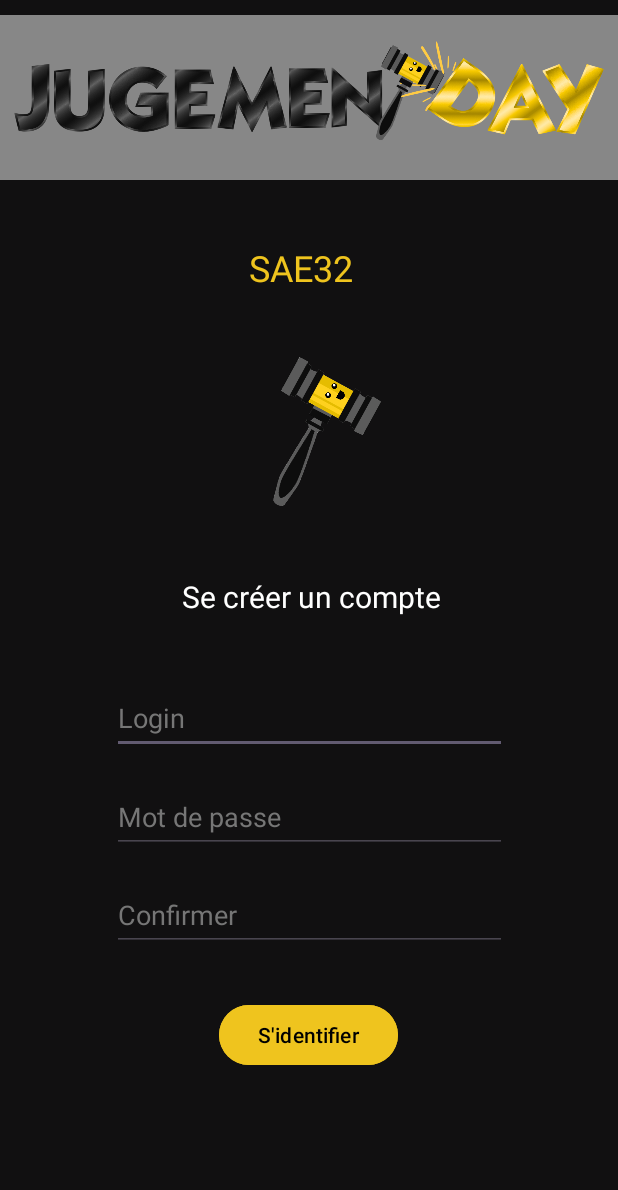
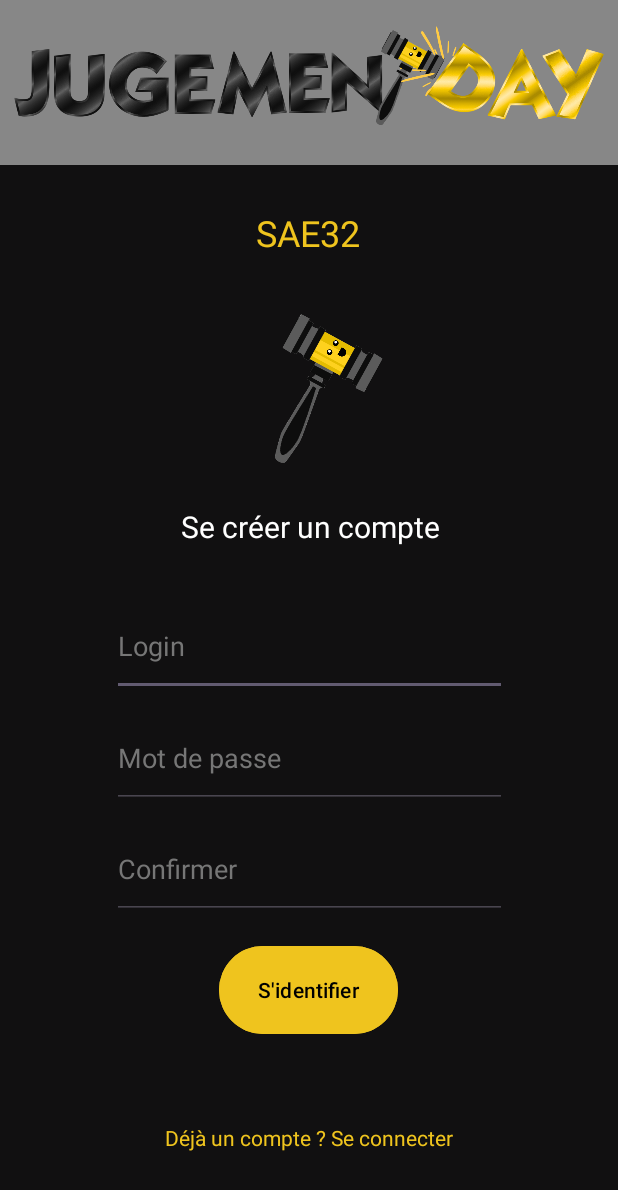
Before and after one commit to xKayato/SAE32_Android, an Android app: the CreateAccountActivity screen opened directly, with no data from a screen before it, after a tap on an icon or button, on a phone screen of 412 x 824 dp. Shown: the top 1190 px of the screen. Run offline under Robolectric (Android 15) with nearby library versions, the phone set to English and light mode, and no system bars.

Commit message:
Fix et ajout mineur
Fix pour les logins déjà utilisés, si 2 personnes le créait en meme temps ça buggait

Ajout : un bouton pour retourner sur la page de login quand on est sur la page de création de compte

```diff
--- a/app/src/main/java/fr/unice/jugementday/CreateAccountActivity.java
+++ b/app/src/main/java/fr/unice/jugementday/CreateAccountActivity.java
@@ -4,6 +4,7 @@ import android.content.Intent;
 import android.os.Bundle;
 import android.widget.Button;
 import android.widget.EditText;
+import android.widget.TextView;
 import android.widget.Toast;
 
 import androidx.appcompat.app.AppCompatActivity;
@@ -12,6 +13,7 @@ import org.json.JSONArray;
 import org.json.JSONObject;
 
 import fr.unice.jugementday.service.JsonStock;
+import fr.unice.jugementday.service.UrlReader;
 import fr.unice.jugementday.service.UrlSend;
 import fr.unice.jugementday.service.UserSessionManager;
 
@@ -63,6 +65,12 @@ public class CreateAccountActivity extends AppCompatActivity {
 
         // Gestion de l'événement pour le bouton d'inscription
         registerButton.setOnClickListener(v -> registerUser());
+
+        TextView alreadyAccount = findViewById(R.id.loginAccountButton);
+        alreadyAccount.setOnClickListener(v -> {
+            // Rediriger vers l'activité de création de compte
+            startActivity(new Intent(this, LoginActivity.class));
+        });
     }
 
     /**
@@ -73,16 +81,12 @@ public class CreateAccountActivity extends AppCompatActivity {
         String loginText = loginField.getText().toString().trim();
         String passwordText = passwordField.getText().toString().trim();
         String confirmPasswordText = passwordFieldConfirm.getText().toString().trim();
-        boolean exist = false;
 
-        try {
-            // Vérification si le login existe déjà
-            exist = checkIfLoginExists(loginText);
-        } catch (Exception e) {
-            e.printStackTrace();
-        }
+        // Vérification si le login existe déjà dans la base de données
+        new Thread(() -> {
+            boolean exist = checkIfLoginExistsInDatabase(loginText);
 
-        // Si le login n'existe pas
+            runOnUiThread(() -> {
                 if (!exist) {
                     // Vérification des champs et des conditions de validité
                     if (validateFields(loginText, passwordText, confirmPasswordText)) {
@@ -95,36 +99,29 @@ public class CreateAccountActivity extends AppCompatActivity {
                         }
                     }
                 }
+            });
+        }).start();
     }
 
-    private void showToast(int messageId) {
-        Toast.makeText(this, getString(messageId), Toast.LENGTH_SHORT).show();
-    }
-
-
     /**
-     * Vérifie si le login existe déjà parmi les utilisateurs existants.
+     * Vérifie si le login existe déjà dans la base de données.
      * @param loginText Le login à vérifier.
      * @return true si le login existe déjà, false sinon.
      */
-    private boolean checkIfLoginExists(String loginText) {
-        boolean exists = false;
+    private boolean checkIfLoginExistsInDatabase(String loginText) {
         try {
-            JSONArray jsonArray = new JSONArray(People);
-            for (int i = 0; i < jsonArray.length(); i++) {
-                JSONObject jsonObject = jsonArray.getJSONObject(i);
-                String loginPeople = jsonObject.getString("login");
-                if (loginPeople.equalsIgnoreCase(loginText)) {
+            String url = "&table=User&login=" + loginText;
+            String result = new UrlReader().fetchData(url); // Appel au serveur pour vérifier
+
+            if (result.contains("login")) {
                 showToast(R.string.login_already_exists_error);
-                    clearFields();  // Vider les champs en cas d'erreur
-                    exists = true;
-                    break;
-                }
+                runOnUiThread(this::clearFields); // Vider les champs si le login existe
+                return true;
             }
         } catch (Exception e) {
             e.printStackTrace();
         }
-        return exists;
+        return false;
     }
 
     /**
@@ -135,6 +132,17 @@ public class CreateAccountActivity extends AppCompatActivity {
         passwordField.setText("");
         passwordFieldConfirm.setText("");
     }
+
+    /**
+     * Affiche un message Toast.
+     * @param messageId L'ID de la ressource du message.
+     */
+    private void showToast(int messageId) {
+        runOnUiThread(() ->
+                Toast.makeText(this, getString(messageId), Toast.LENGTH_SHORT).show()
+        );
+    }
+
 
     /**
      * Valide les champs du formulaire : login, mot de passe et confirmation.
--- a/app/src/main/res/layout/activity_create_account.xml
+++ b/app/src/main/res/layout/activity_create_account.xml
@@ -18,19 +18,21 @@
         android:background="@color/logobackground"
         android:contentDescription="@string/logo"
         android:scaleType="centerCrop"
-        app:layout_constraintBottom_toTopOf="@+id/projectText"
+        app:layout_constraintBottom_toBottomOf="parent"
         app:layout_constraintEnd_toEndOf="parent"
         app:layout_constraintHorizontal_bias="1.0"
         app:layout_constraintStart_toStartOf="parent"
         app:layout_constraintTop_toTopOf="parent"
+        app:layout_constraintVertical_bias="0.0"
         app:srcCompat="@drawable/logo" />
 
     <TextView
         android:id="@+id/projectText"
-        android:layout_width="78dp"
-        android:layout_height="33dp"
-        android:layout_marginTop="32dp"
+        android:layout_width="102dp"
+        android:layout_height="42dp"
+        android:layout_marginTop="24dp"
         android:layout_marginBottom="16dp"
+        android:gravity="center"
         android:text="SAE32"
         android:textColor="@color/secondary_text"
         android:textSize="24sp"
@@ -40,12 +42,26 @@
         app:layout_constraintStart_toStartOf="parent"
         app:layout_constraintTop_toBottomOf="@+id/logoPicture2" />
 
+
+    <TextView
+        android:id="@+id/loginAccountButton"
+        android:layout_width="215dp"
+        android:layout_height="0dp"
+        android:layout_marginTop="16dp"
+        android:layout_marginBottom="32dp"
+        android:gravity="center"
+        android:text="@string/already"
+        android:textColor="@color/secondary_text"
+        app:layout_constraintBottom_toBottomOf="parent"
+        app:layout_constraintEnd_toEndOf="parent"
+        app:layout_constraintStart_toStartOf="parent"
+        app:layout_constraintTop_toBottomOf="@+id/registerButton" />
+
     <ImageView
         android:id="@+id/imageView"
-        android:layout_width="178dp"
+        android:layout_width="0dp"
         android:layout_height="129dp"
         android:layout_marginTop="8dp"
-        android:layout_marginBottom="8dp"
         app:layout_constraintBottom_toTopOf="@+id/createAccountText"
         app:layout_constraintEnd_toEndOf="parent"
         app:layout_constraintHorizontal_bias="0.497"
@@ -55,10 +71,10 @@
 
     <TextView
         android:id="@+id/createAccountText"
-        android:layout_width="wrap_content"
-        android:layout_height="wrap_content"
-        android:layout_marginTop="8dp"
+        android:layout_width="286dp"
+        android:layout_height="44dp"
         android:layout_marginBottom="8dp"
+        android:gravity="center"
         android:text="Se créer un compte"
         android:textColor="@color/primary_text"
         android:textSize="20sp"
@@ -71,8 +87,8 @@
     <EditText
         android:id="@+id/loginFieldButton"
         android:layout_width="263dp"
-        android:layout_height="48dp"
-        android:layout_marginTop="25dp"
+        android:layout_height="0dp"
+        android:layout_marginTop="16dp"
         android:layout_marginBottom="8dp"
         android:ems="10"
         android:hint="@string/loginText"
@@ -87,7 +103,7 @@
     <EditText
         android:id="@+id/passwordFieldButton"
         android:layout_width="263dp"
-        android:layout_height="48dp"
+        android:layout_height="0dp"
         android:layout_marginBottom="8dp"
         android:ems="10"
         android:hint="@string/passwordText"
@@ -102,8 +118,8 @@
     <EditText
         android:id="@+id/passwordFieldConfirmButton"
         android:layout_width="263dp"
-        android:layout_height="48dp"
-        android:layout_marginBottom="16dp"
+        android:layout_height="0dp"
+        android:layout_marginBottom="8dp"
         android:ems="10"
         android:hint="@string/confirmText"
         android:inputType="textPassword"
@@ -117,14 +133,14 @@
     <Button
         android:id="@+id/registerButton"
         android:layout_width="119dp"
-        android:layout_height="48dp"
+        android:layout_height="0dp"
         android:layout_marginTop="6dp"
-        android:layout_marginBottom="100dp"
+        android:layout_marginBottom="16dp"
         android:backgroundTint="@color/secondary_button"
         android:text="@string/createText"
         android:textColor="@color/black"
         app:iconTint="@color/secondary_button"
-        app:layout_constraintBottom_toBottomOf="parent"
+        app:layout_constraintBottom_toTopOf="@+id/loginAccountButton"
         app:layout_constraintEnd_toEndOf="parent"
         app:layout_constraintHorizontal_bias="0.498"
         app:layout_constraintStart_toStartOf="parent"
--- a/app/src/main/res/layout/activity_login.xml
+++ b/app/src/main/res/layout/activity_login.xml
@@ -13,15 +13,15 @@
         android:layout_width="0dp"
         android:layout_height="110dp"
 
-        android:layout_marginBottom="16dp"
         android:adjustViewBounds="true"
         android:background="@color/logobackground"
         android:contentDescription="@string/logo"
         android:scaleType="centerCrop"
-        app:layout_constraintBottom_toTopOf="@+id/projectText"
+        app:layout_constraintBottom_toBottomOf="parent"
         app:layout_constraintEnd_toEndOf="parent"
         app:layout_constraintStart_toStartOf="parent"
         app:layout_constraintTop_toTopOf="parent"
+        app:layout_constraintVertical_bias="0.0"
         app:srcCompat="@drawable/logo" />
 
 
@@ -116,7 +116,7 @@
         android:id="@+id/createAccountButton"
         android:layout_width="215dp"
         android:layout_height="19dp"
-        android:layout_marginBottom="79dp"
+        android:layout_marginBottom="85dp"
         android:gravity="center"
         android:text="@string/goToCreateAccountText"
         android:textColor="@color/secondary_text"
--- a/app/src/main/res/values/strings.xml
+++ b/app/src/main/res/values/strings.xml
@@ -49,6 +49,11 @@
     <string name="publishText">Publier</string>
     <string name="maxCharAddOeuvre">Le titre de l\'oeuvre ne doit pas dépasser les 45 caractères</string>
     <string name="maxCharAddAuthor">Les nom de l\'auteur/studio ne doit pas dépasser els 30 caractères</string>
+    <string name="_2_5">2/5</string>
+    <string name="_1_5">1/5</string>
+    <string name="_3_5">3/5</string>
+    <string name="_4_5">4/5</string>
+    <string name="_5_5">5/5</string>
 
 
 
@@ -110,11 +115,8 @@
     <string name="createText">S\'identifier</string>
     <string name="goToLoginText">Deja un compte ? Se connecter</string>
     <string name="login_already_exists_error">Ce login est déjà utilisé</string>
-    <string name="_2_5">2/5</string>
-    <string name="_1_5">1/5</string>
-    <string name="_3_5">3/5</string>
-    <string name="_4_5">4/5</string>
-    <string name="_5_5">5/5</string>
+    <string name="already">Déjà un compte ? Se connecter</string>
+
         <!-- Placeholders -->
     <string name="login_hint">Entrez votre identifiant</string>
     <string name="password_hint">Entrez votre mot de passe</string>
```
Also changed, not shown: app/src/main/java/fr/unice/jugementday/AccountSettingsActivity.java (+25 -22 lines). Lines whose indentation alone changed are shown as unchanged.
